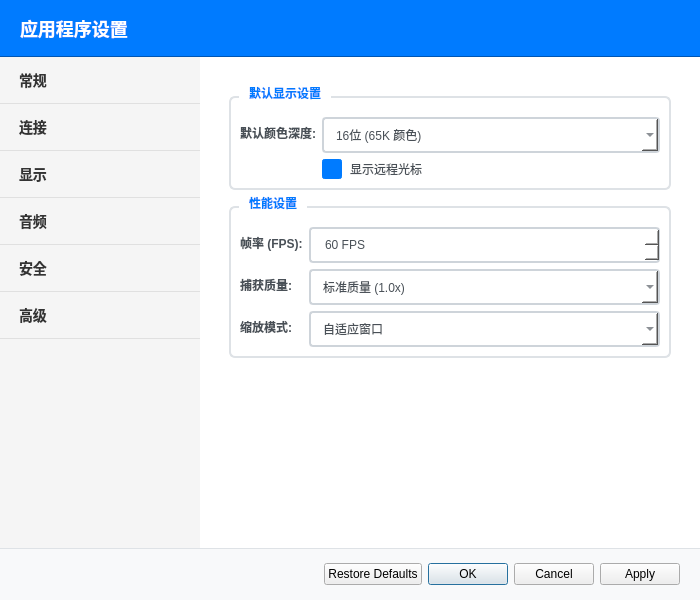
JiaYongChen/QtRemoteDesktop, file src/ui/settingsdialog.ui: the form before one commit.
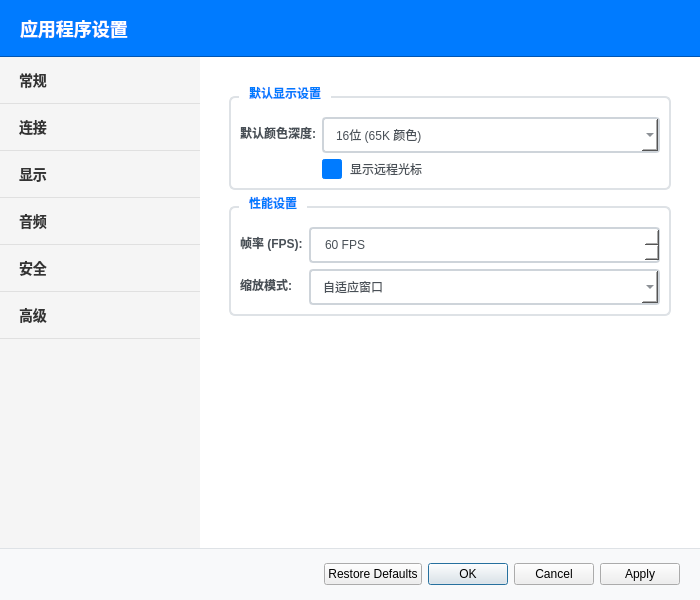
The form after the commit. The open tabs and pages were chosen to show the change. Icons and pictures are not drawn.

Commit message: Refactor screen capture and processing components

```diff
--- a/src/ui/settingsdialog.ui
+++ b/src/ui/settingsdialog.ui
@@ -715,39 +715,13 @@
                   </widget>
                  </item>
                  <item row="1" column="0">
-                  <widget class="QLabel" name="captureQualityLabel">
-                   <property name="text">
-                    <string>捕获质量:</string>
-                   </property>
-                  </widget>
-                 </item>
-                 <item row="1" column="1">
-                  <widget class="QComboBox" name="captureQualityComboBox">
-                   <item>
-                    <property name="text">
-                     <string>标准质量 (1.0x)</string>
-                    </property>
-                   </item>
-                   <item>
-                    <property name="text">
-                     <string>高质量 (1.5x)</string>
-                    </property>
-                   </item>
-                   <item>
-                    <property name="text">
-                     <string>超高质量 (2.0x)</string>
-                    </property>
-                   </item>
-                  </widget>
-                 </item>
-                 <item row="2" column="0">
                   <widget class="QLabel" name="scalingModeLabel">
                    <property name="text">
                     <string>缩放模式:</string>
                    </property>
                   </widget>
                  </item>
-                 <item row="2" column="1">
+                 <item row="1" column="1">
                   <widget class="QComboBox" name="scalingModeComboBox">
                    <item>
                     <property name="text">
```
The commit also changes 28 other files.
